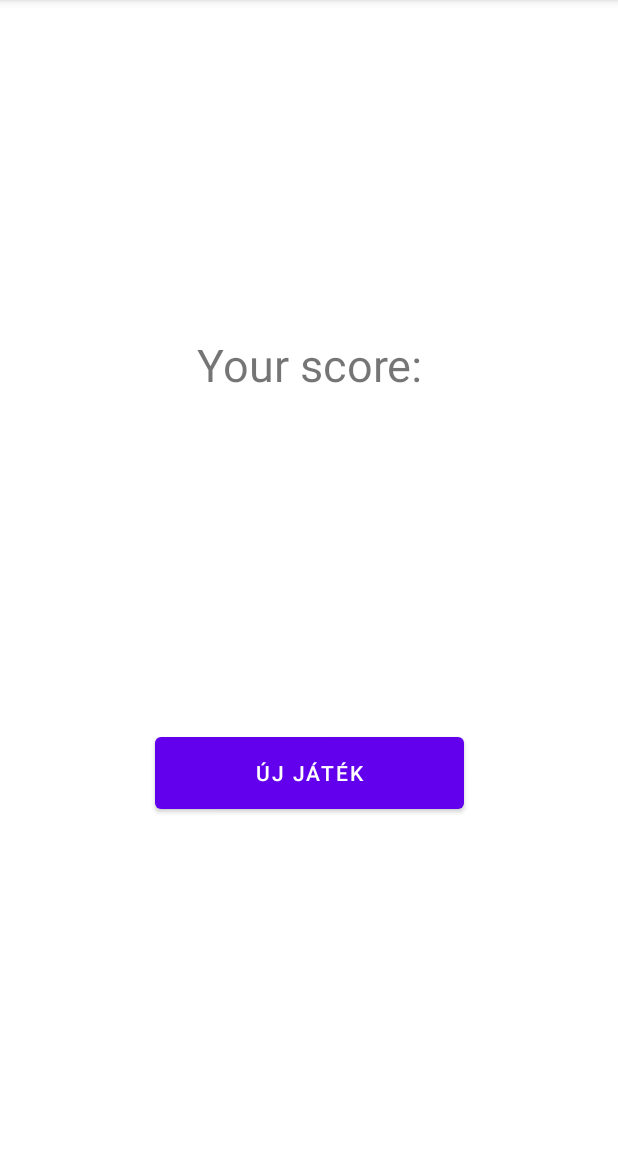
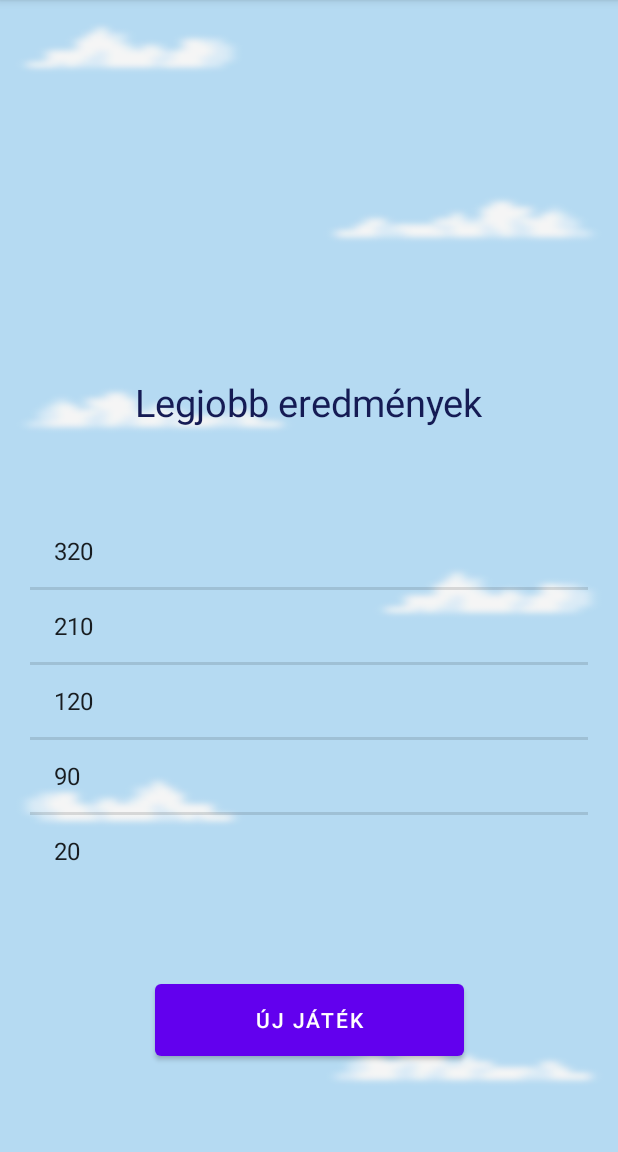
Before and after one commit to molnar75/jump, an Android app: the EndGameFragment screen opened through its navigation route, on a phone screen of 412 x 824 dp, the part 84-1236 px from its top. Run offline under Robolectric (Android 15) with nearby library versions, the phone set to English and light mode, and no system bars; our stand-ins replace data binding; 2 statements that could not run were skipped.

Commit message:
Show score on the end of the game

```diff
--- a/app/build.gradle
+++ b/app/build.gradle
@@ -26,6 +26,10 @@ android {
 
     buildFeatures {
         viewBinding true
+    }
+
+    dataBinding {
+        enabled = true
     }
 
     compileOptions {
--- a/app/src/main/java/hu/unimiskolc/iit/jump/application/MainSurfaceView.kt
+++ b/app/src/main/java/hu/unimiskolc/iit/jump/application/MainSurfaceView.kt
@@ -4,6 +4,7 @@ import android.app.Activity
 import android.content.Context
 import android.opengl.GLSurfaceView
 import android.view.MotionEvent
+import androidx.core.os.bundleOf
 import androidx.fragment.app.findFragment
 import androidx.navigation.findNavController
 import androidx.navigation.fragment.findNavController
@@ -36,15 +37,16 @@ class MainSurfaceView(context: Context) : GLSurfaceView(context) {
 
         touchHandler.checkInput(e, player, width, height)
 
-
         return true
     }
 
     fun endGame() {
         mainRenderer.cleanup()
         renderMode = 0
+        val score = mainRenderer.dummyGame.playerScore.toInt()
         (context as Activity).runOnUiThread() {
-            findNavController().navigate(R.id.action_gameFragment_to_endGameFragment)
+            val bundle = bundleOf("score" to score)
+            findNavController().navigate(R.id.action_gameFragment_to_endGameFragment, bundle)
         }
     }
 }
--- a/app/src/main/java/hu/unimiskolc/iit/jump/application/fragment/EndGameFragment.kt
+++ b/app/src/main/java/hu/unimiskolc/iit/jump/application/fragment/EndGameFragment.kt
@@ -1,5 +1,6 @@
 package hu.unimiskolc.iit.jump.application.fragment
 
+import android.graphics.Color
 import androidx.lifecycle.ViewModelProvider
 import android.os.Bundle
 import androidx.fragment.app.Fragment
@@ -9,6 +10,9 @@ import android.view.ViewGroup
 import androidx.navigation.fragment.findNavController
 import hu.unimiskolc.iit.jump.application.R
 import hu.unimiskolc.iit.jump.application.databinding.EndGameFragmentBinding
+import android.widget.ArrayAdapter
+import android.widget.TextView
+
 
 class EndGameFragment : Fragment() {
 
@@ -32,11 +36,20 @@ class EndGameFragment : Fragment() {
     override fun onViewCreated(view: View, savedInstanceState: Bundle?) {
         super.onViewCreated(view, savedInstanceState)
         viewModel = ViewModelProvider(this).get(EndGameViewModel::class.java)
-        // TODO: Use the ViewModel
+
+        binding.vm = viewModel
 
         binding.endGameButton.setOnClickListener {
             findNavController().navigate(R.id.action_endGameFragment_to_startGameFragment)
         }
+
+        val list = listOf("320", "210", "120", "90", "20")
+        val adapter = ArrayAdapter(requireContext(), android.R.layout.simple_list_item_1, list)
+
+        val score = arguments?.getInt("score")
+        viewModel.setScore(score ?: 0)
+
+        binding.scoreList.adapter = adapter
     }
 
 }
--- a/app/src/main/java/hu/unimiskolc/iit/jump/application/fragment/EndGameViewModel.kt
+++ b/app/src/main/java/hu/unimiskolc/iit/jump/application/fragment/EndGameViewModel.kt
@@ -1,7 +1,15 @@
 package hu.unimiskolc.iit.jump.application.fragment
 
+import androidx.lifecycle.LiveData
+import androidx.lifecycle.MutableLiveData
 import androidx.lifecycle.ViewModel
 
 class EndGameViewModel : ViewModel() {
-    // TODO: Implement the ViewModel
+    private val score: MutableLiveData<Int> = MutableLiveData()
+
+    fun getScore() : LiveData<Int> = score
+
+    fun setScore(value: Int) {
+        score.postValue(value)
+    }
 }
--- a/app/src/main/java/hu/unimiskolc/iit/jump/application/fragment/GameViewModel.kt
+++ b/app/src/main/java/hu/unimiskolc/iit/jump/application/fragment/GameViewModel.kt
@@ -4,19 +4,4 @@ import androidx.lifecycle.LiveData
 import androidx.lifecycle.MutableLiveData
 import androidx.lifecycle.ViewModel
 
-class GameViewModel : ViewModel() {
-    private val gameStarted: MutableLiveData<Boolean> = MutableLiveData()
-    private val gameEnded: MutableLiveData<Boolean> = MutableLiveData()
-
-    fun getGameStarted(): LiveData<Boolean> = gameStarted
-
-    fun setGameStarted(value: Boolean) {
-        gameStarted.value = value
-    }
-
-    fun getGameEnded(): LiveData<Boolean> = gameEnded
-
-    fun setGameEnded(value: Boolean) {
-        gameEnded.value = value
-    }
-}
+class GameViewModel : ViewModel() {}
--- a/app/src/main/res/layout/end_game_fragment.xml
+++ b/app/src/main/res/layout/end_game_fragment.xml
@@ -1,23 +1,61 @@
 <?xml version="1.0" encoding="utf-8"?>
+<layout>
+    <data>
+        <variable
+            name="vm"
+            type="hu.unimiskolc.iit.jump.application.fragment.EndGameViewModel" />
+    </data>
     <androidx.constraintlayout.widget.ConstraintLayout
         xmlns:android="http://schemas.android.com/apk/res/android"
         xmlns:tools="http://schemas.android.com/tools"
         xmlns:app="http://schemas.android.com/apk/res-auto"
         android:layout_width="match_parent"
         android:layout_height="match_parent"
-    tools:context=".fragment.EndGameFragment">
+        tools:context=".fragment.EndGameFragment"
+        android:background="@drawable/fragment_background">
 
         <TextView
-        android:id="@+id/score"
+            android:id="@+id/score_text"
             android:layout_width="wrap_content"
             android:layout_height="wrap_content"
-        android:gravity="center"
-        android:text="@string/your_score"
+            android:text="@{@string/your_score(vm.score)}"
             android:textSize="30sp"
-        app:layout_constraintBottom_toTopOf="@+id/endGameButton"
+            android:textColor="@color/dark_blue"
+            app:layout_constraintBottom_toTopOf="@+id/score_list_layout"
             app:layout_constraintEnd_toEndOf="parent"
             app:layout_constraintStart_toStartOf="parent"
             app:layout_constraintTop_toTopOf="parent" />
+
+        <TextView
+            android:id="@+id/high_score_text"
+            android:layout_width="wrap_content"
+            android:layout_height="wrap_content"
+            android:text="@string/high_score"
+            android:textSize="25sp"
+            android:textColor="@color/dark_blue"
+            app:layout_constraintBottom_toTopOf="@+id/score_list_layout"
+            app:layout_constraintEnd_toEndOf="parent"
+            app:layout_constraintStart_toStartOf="parent"
+            app:layout_constraintTop_toBottomOf="@id/score_text" />
+
+        <LinearLayout
+            android:id = "@+id/score_list_layout"
+            android:layout_width="match_parent"
+            android:layout_height="wrap_content"
+            android:orientation="horizontal"
+            app:layout_constraintBottom_toTopOf="@+id/endGameButton"
+            app:layout_constraintTop_toBottomOf="@+id/high_score_text"
+            app:layout_constraintEnd_toEndOf="parent">
+
+            <ListView
+                android:id="@+id/score_list"
+                android:layout_width="match_parent"
+                android:layout_height="wrap_content"
+                android:dividerHeight="2dp"
+                android:layout_marginStart="20dp"
+                android:layout_marginEnd="20dp" />
+
+        </LinearLayout>
 
         <Button
             android:id="@+id/endGameButton"
@@ -27,7 +65,8 @@
             app:layout_constraintBottom_toBottomOf="parent"
             app:layout_constraintEnd_toEndOf="parent"
             app:layout_constraintStart_toStartOf="parent"
-        app:layout_constraintTop_toBottomOf="@+id/score"
+            app:layout_constraintTop_toBottomOf="@+id/score_list_layout"
             app:layout_constraintWidth_percent="0.5" />
 
     </androidx.constraintlayout.widget.ConstraintLayout>
+</layout>
--- a/app/src/main/res/layout/start_game_fragment.xml
+++ b/app/src/main/res/layout/start_game_fragment.xml
@@ -6,7 +6,7 @@
     android:layout_width="match_parent"
     android:layout_height="match_parent"
     tools:context=".fragment.StartGameFragment"
-    android:background="@drawable/background">
+    android:background="@drawable/fragment_background">
 
     <Button
         android:id="@+id/startGameButton"
--- a/app/src/main/res/navigation/nav_graph.xml
+++ b/app/src/main/res/navigation/nav_graph.xml
@@ -32,5 +32,8 @@
         <action
             android:id="@+id/action_gameFragment_to_endGameFragment"
             app:destination="@id/endGameFragment" />
+        <argument
+            android:name="score"
+            app:argType="integer" />
     </fragment>
 </navigation>
--- a/app/src/main/res/values/strings.xml
+++ b/app/src/main/res/values/strings.xml
@@ -3,5 +3,6 @@
     <string name="start_game">Játék indítása</string>
     <string name="new_game">Új játék</string>
     <string name="score">Pontszám:</string>
-    <string name="your_score">Your score:</string>
+    <string name="your_score">Eredmény: %d</string>
+    <string name="high_score">Legjobb eredmények</string>
 </resources>
--- a/core/src/main/java/hu/unimiskolc/iit/jump/core/interactor/StartGame.kt
+++ b/core/src/main/java/hu/unimiskolc/iit/jump/core/interactor/StartGame.kt
@@ -7,7 +7,7 @@ class StartGame(private val scoreRepository: ScoreRepository) {
     suspend operator fun invoke() : List<Score> {
         val topScores = scoreRepository.fetchAll()
         topScores.sortedByDescending {it.value}
-        topScores.take(10)
+        topScores.take(5)
         return topScores
     }
 }
```
Also changed, not shown: app/src/main/res/drawable/background.png (deleted), app/src/main/res/drawable/fragment_background.png (added). Lines whose indentation alone changed are shown as unchanged.
